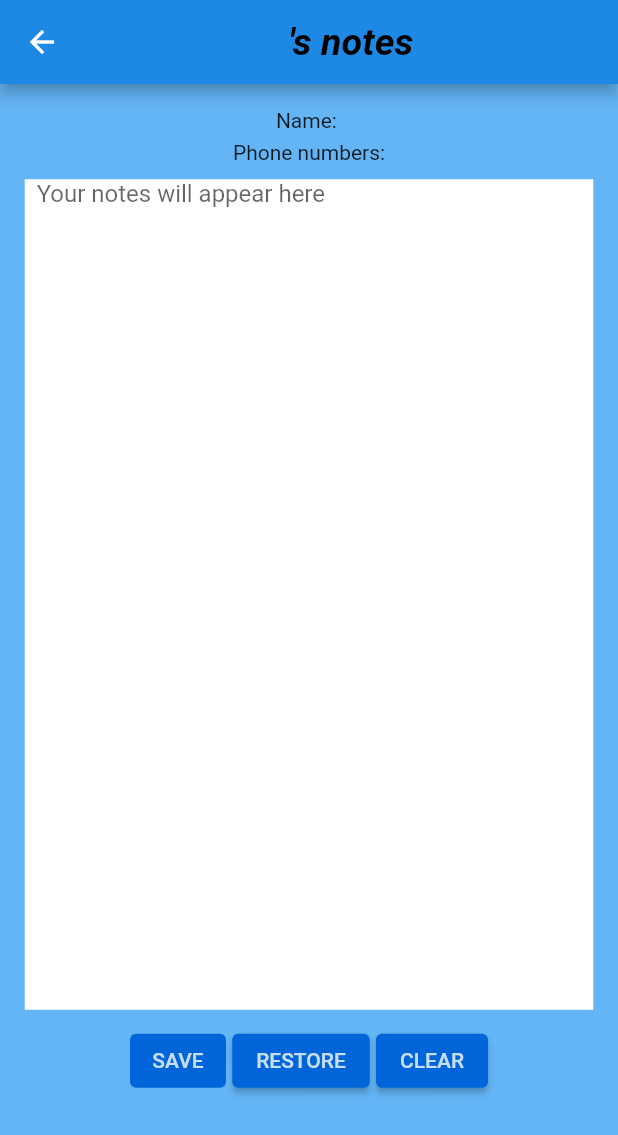
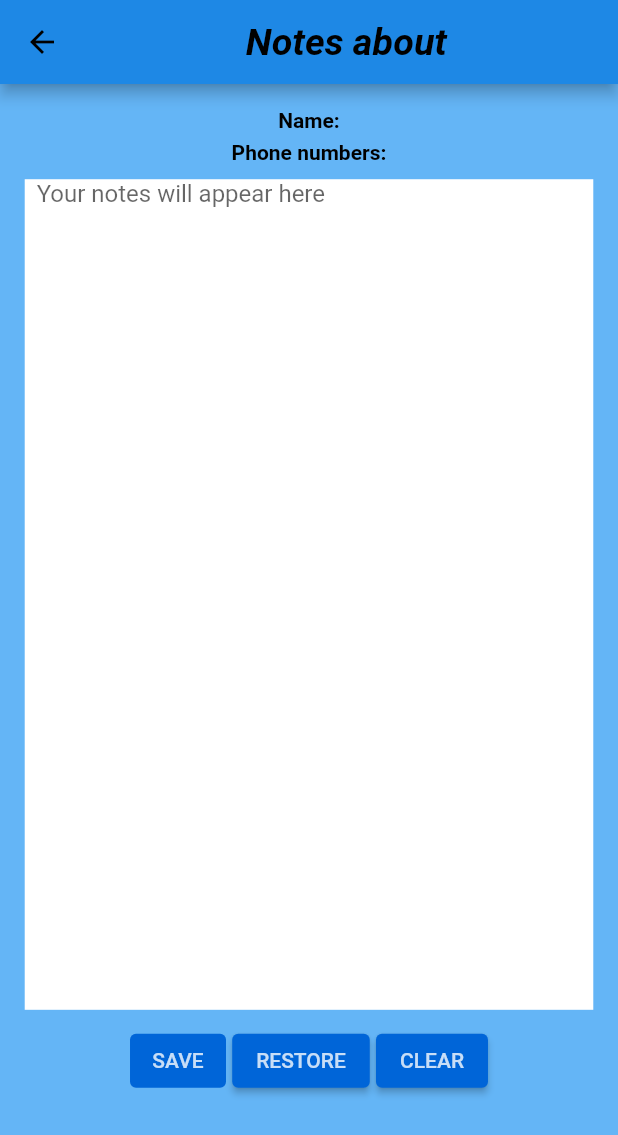
Before and after one commit to KarolFilipiak/Phone-Number-Notepad, a Flutter app: the ContactNotes screen opened directly with empty values, on a phone screen of 412 x 824 dp. Shown: the top 1135 px of the screen. Run offline on Flutter 3.47's test engine with Material 2 defaults, Android fonts, the phone set to English and light mode, and no system bars; our stand-ins replace contacts_service, flutter_secure_storage, permission_handler, top_snackbar_flutter; missing offline and left inert: flutter_secure_storage_web; accounts and stored records are empty.

Commit message:
1.1 - reworked no permissions message, fixed crashes for non-android users by adding non-compatibility message, fixed unending loading bug while selecting contact card for first time, changed navigation button color in contact notes appbar and minor text style changes

```diff
--- a/lib/contact_notes.dart
+++ b/lib/contact_notes.dart
@@ -38,9 +38,11 @@ class _ContactNotesState extends State<ContactNotes> {
       notes = (await _storage.read(key: name))!;
       setState(() {
         notesTextControl.text = notes;
+      });
+    }
+    setState(() {
       _isLoading = false;
     });
-    }
   }
 
   void clear_input()
@@ -61,16 +63,28 @@ class _ContactNotesState extends State<ContactNotes> {
   Widget build(BuildContext context) {
     return Scaffold(
       appBar: AppBar(
+        iconTheme: IconThemeData(
+          color: color_text_appbar
+        ),
         title: Row(
           mainAxisAlignment: MainAxisAlignment.center,
           children: [
-            Text("${widget.name}'s notes", style: TextStyle(color: color_text_appbar, fontWeight: FontWeight.values[6], fontStyle: FontStyle.italic, fontSize: 25),)
+            Text(
+              "Notes about ${widget.name}",
+              style: TextStyle(
+                color: color_text_appbar,
+                fontWeight: FontWeight.values[6],
+                fontStyle: FontStyle.italic, fontSize: 25
+              ),
+            )
           ],
         ),
         backgroundColor: color_appbar,
       ),
       backgroundColor: color_background_1,
-      body: ListView(
+      body: _isLoading
+      ? Center(child: CircularProgressIndicator())
+      : ListView(
         scrollDirection: Axis.vertical,
         shrinkWrap: true,
         children: [
@@ -81,12 +95,18 @@ class _ContactNotesState extends State<ContactNotes> {
                 children: [
                   Padding(
                     padding: EdgeInsets.fromLTRB(0, 0, 0, interline_padding),
-                  child: Text("Name: ${widget.name}"),
+                    child: Text(
+                      "Name: ${widget.name}",
+                      style: TextStyle(color: color_text_info, fontWeight: FontWeight.bold),
+                      maxLines: null,
+                      textAlign: TextAlign.center,
+                    ),
                   ),
                   Padding(
                     padding: EdgeInsets.fromLTRB(0, 0, 0, 2 * interline_padding),
                     child: Text(
                       "Phone numbers: ${extractNumbersListToString(widget.numbers)}",
+                      style: TextStyle(color: color_text_info, fontWeight: FontWeight.bold),
                       maxLines: null,
                       textAlign: TextAlign.center,
                     ),
--- a/lib/settings.dart
+++ b/lib/settings.dart
@@ -18,7 +18,7 @@ Color color_text_appbar = Colors.black;
 Color color_text_header = Colors.black;
 Color color_text_displaycard = Colors.black;
 Color color_text_button = Color.fromARGB(200, 255, 255, 255);
-
+Color color_text_info = Colors.black;
 
 double interline_padding = 5;
 double sizedbox_height = 5;
```
Also changed, not shown: lib/welcome_page.dart (+26 -2 lines). Lines whose indentation alone changed are shown as unchanged.
